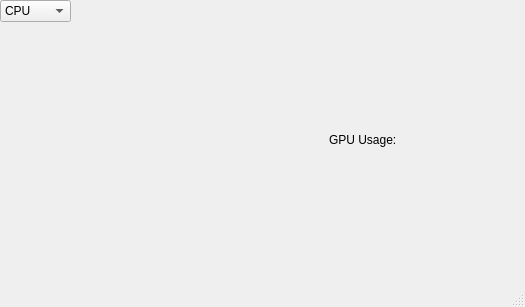
lucassmoro/cpu-monitoring, file mainwindow.ui: the form before one commit.
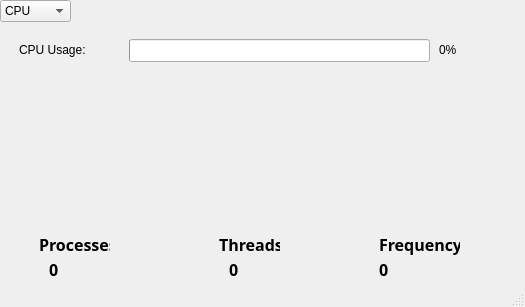
The form after the commit. The open tabs and pages were chosen to show the change.

Commit message: fix: removed gpu infos

```diff
--- a/mainwindow.ui
+++ b/mainwindow.ui
@@ -183,7 +183,7 @@
 </string>
       </property>
       <property name="value">
-       <number>100</number>
+       <number>0</number>
       </property>
       <property name="textVisible">
        <bool>false</bool>
@@ -522,24 +522,6 @@
       </property>
      </widget>
     </widget>
-    <widget class="QWidget" name="page_4">
-     <widget class="QLabel" name="gpu_label">
-      <property name="geometry">
-       <rect>
-        <x>330</x>
-        <y>100</y>
-        <width>141</width>
-        <height>41</height>
-       </rect>
-      </property>
-      <property name="styleSheet">
-       <string notr="true">font: 700 14pt &quot;Yu Gothic UI Semibold&quot;;</string>
-      </property>
-      <property name="text">
-       <string>GPU Usage:</string>
-      </property>
-     </widget>
-    </widget>
    </widget>
   </widget>
   <widget class="QStatusBar" name="statusbar"/>
```
Left out of the diff: 2 changed lines with no effect on the pictures.
